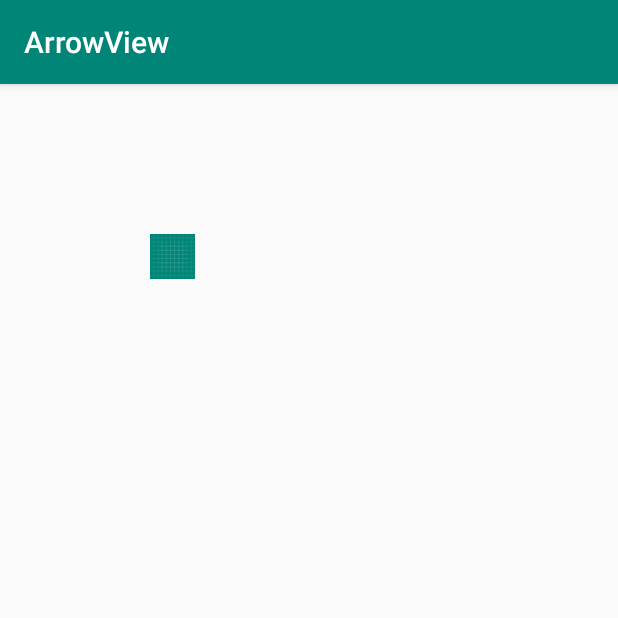
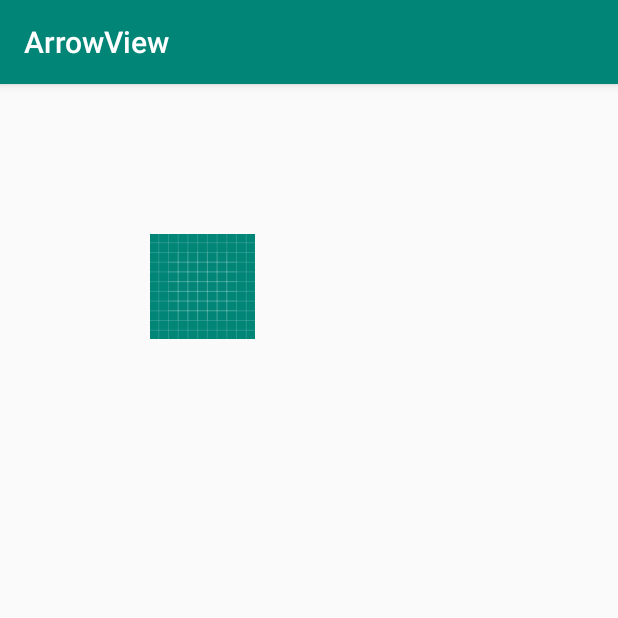
Before and after one commit to PasserByYao/ArrowView, an Android app: the screen it shows after launch (MainActivity), on a phone screen of 412 x 824 dp, the top half of it. Run offline under Robolectric (Android 15) with nearby library versions, the phone set to English and light mode, and no system bars.

Commit message:
提供调用方法

```diff
--- a/app/src/main/java/com/example/arrowview/ArrowView.java
+++ b/app/src/main/java/com/example/arrowview/ArrowView.java
@@ -93,6 +93,11 @@ public class ArrowView extends AppCompatTextView {
         invalidate();
     }
 
+    /**
+     * 设置文本颜色和背景颜色
+     * @param textColor
+     * @param backgroundColor
+     */
     public void setColor(@ColorInt int textColor,@ColorInt int backgroundColor) {
         this.textColor = textColor;
         setTextColor(textColor);
--- a/app/src/main/res/layout/activity_main.xml
+++ b/app/src/main/res/layout/activity_main.xml
@@ -1,19 +1,27 @@
 <?xml version="1.0" encoding="utf-8"?>
-<RelativeLayout
-    xmlns:android="http://schemas.android.com/apk/res/android"
+<RelativeLayout xmlns:android="http://schemas.android.com/apk/res/android"
     xmlns:tools="http://schemas.android.com/tools"
     android:layout_width="match_parent"
+    android:layout_height="match_parent"
     android:layout_marginLeft="100dp"
     android:layout_marginTop="100dp"
-    android:layout_height="match_parent"
+    android:layout_marginRight="100dp"
+    android:layout_marginBottom="100dp"
     tools:context=".MainActivity">
 
     <ImageView
         android:id="@+id/images"
-        android:textSize="18sp"
+        android:layout_width="70dp"
+        android:layout_height="70dp"
         android:background="@drawable/ic_launcher_background"
-        android:layout_width="30dp"
-        android:layout_height="30dp" />
+        android:textSize="18sp" />
+    <!--<RelativeLayout-->
+        <!--android:layout_margin="50dp"-->
+        <!--android:layout_width="match_parent"-->
+        <!--android:layout_height="match_parent">-->
+
+
+    <!--</RelativeLayout>-->
 
     <!--<com.example.arrowview.ArrowView-->
     <!--android:text="爽歪歪"-->
```
Also changed, not shown: app/src/main/java/com/example/arrowview/MainActivity.java (+7 -5 lines), app/src/main/java/com/example/arrowview/TipWindow.java (+59 -18 lines). Lines whose indentation alone changed are shown as unchanged.
